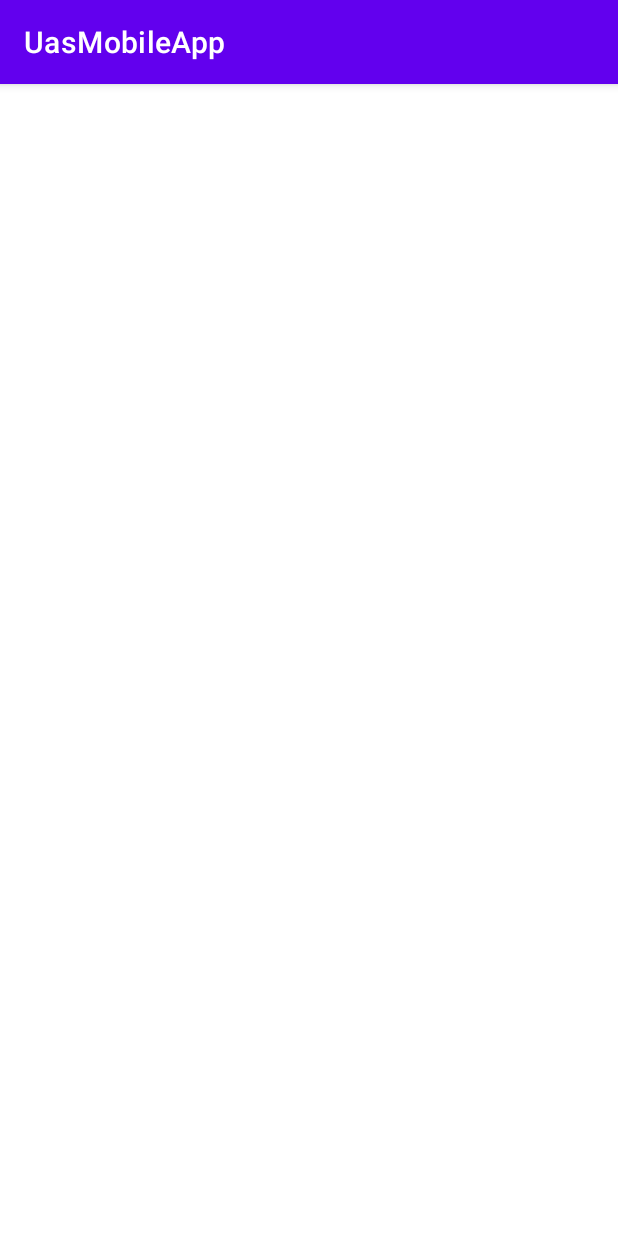
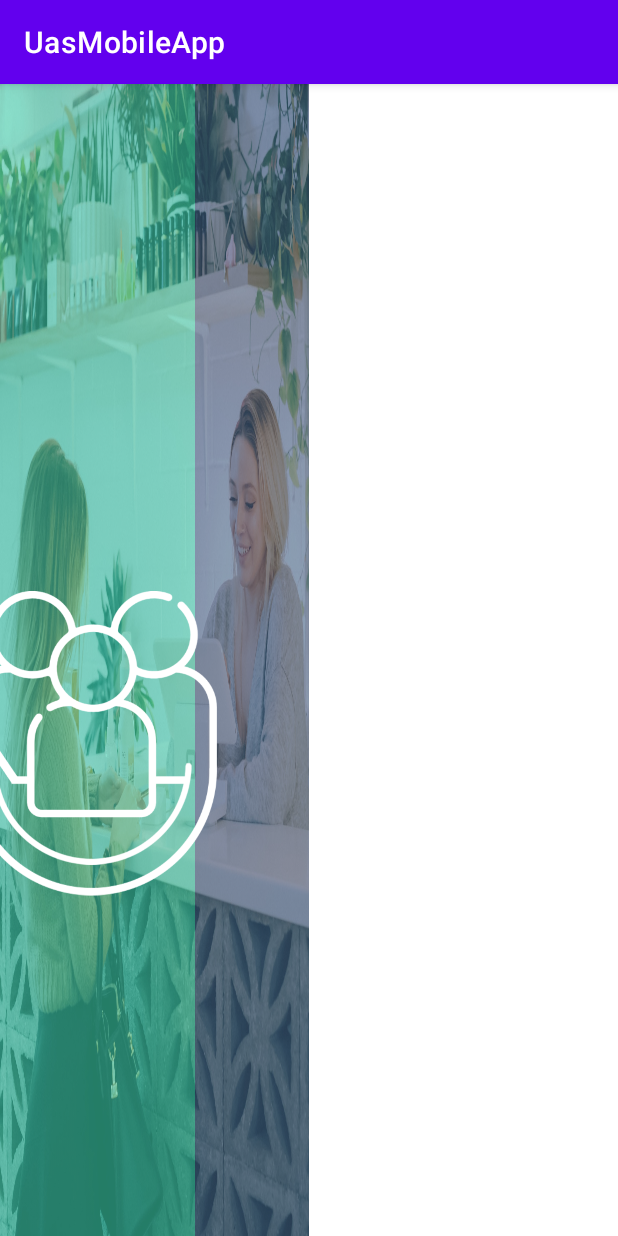
Before and after one commit to Kakaranara/UAS_Android, an Android app: the Register screen opened directly, with no data from a screen before it, on a phone screen of 412 x 824 dp. Run offline under Robolectric (Android 15) with nearby library versions, the phone set to English and light mode, and no system bars.

Commit message:
common change

```diff
--- a/app/src/main/res/layout/activity_login.xml
+++ b/app/src/main/res/layout/activity_login.xml
@@ -16,7 +16,7 @@
         android:layout_weight="1">
 
         <ImageView
-            android:id="@+id/imageView"
+            android:id="@+id/background_login"
             android:layout_width="match_parent"
             android:layout_height="match_parent"
             android:alpha="0.8"
@@ -123,7 +123,8 @@
                 android:layout_width="wrap_content"
                 android:layout_height="wrap_content"
                 android:autofillHints="emailAddress"
-                android:inputType="textEmailAddress" />
+                android:inputType="textEmailAddress"
+                tools:ignore="DuplicateSpeakableTextCheck" />
 
         </LinearLayout>
 
@@ -151,22 +152,24 @@
                 android:layout_width="wrap_content"
                 android:layout_height="wrap_content"
                 android:importantForAutofill="no"
-                android:inputType="textWebPassword" />
+                android:inputType="textWebPassword"
+                tools:ignore="DuplicateSpeakableTextCheck,DuplicateSpeakableTextCheck" />
 
         </LinearLayout>
 
         <Button
             android:id="@+id/btnLogin"
+            style="@style/buttonForLoginRegister"
             android:layout_width="0dp"
             android:layout_height="wrap_content"
-            style="@style/buttonForLoginRegister"
             android:text="@string/log_in"
             app:layout_constraintBottom_toBottomOf="parent"
             app:layout_constraintEnd_toEndOf="@id/LinearLayoutPassword"
             app:layout_constraintHorizontal_bias="0.51"
             app:layout_constraintStart_toStartOf="@id/LinearLayoutPassword"
             app:layout_constraintTop_toBottomOf="@+id/LinearLayoutPassword"
-            app:layout_constraintVertical_bias="0.13999999" />
+            app:layout_constraintVertical_bias="0.13999999"
+            tools:ignore="TextContrastCheck" />
 
     </androidx.constraintlayout.widget.ConstraintLayout>
 
--- a/app/src/main/res/layout/activity_register.xml
+++ b/app/src/main/res/layout/activity_register.xml
@@ -1,9 +1,86 @@
 <?xml version="1.0" encoding="utf-8"?>
-<androidx.constraintlayout.widget.ConstraintLayout xmlns:android="http://schemas.android.com/apk/res/android"
+<LinearLayout xmlns:android="http://schemas.android.com/apk/res/android"
     xmlns:app="http://schemas.android.com/apk/res-auto"
     xmlns:tools="http://schemas.android.com/tools"
+    android:baselineAligned="false"
     android:layout_width="match_parent"
     android:layout_height="match_parent"
-    tools:context=".Register">
+    android:orientation="horizontal"
+    android:weightSum="2"
+    tools:context=".Register"
+    tools:ignore="HardCodedText,ContentDescription">
 
-</androidx.constraintlayout.widget.ConstraintLayout>
+
+    <androidx.constraintlayout.widget.ConstraintLayout
+        android:layout_width="match_parent"
+        android:layout_height="match_parent"
+        android:layout_weight="1">
+
+        <ImageView
+            android:id="@+id/background_login"
+            android:layout_width="match_parent"
+            android:layout_height="match_parent"
+            android:alpha="0.8"
+            android:scaleType="fitXY"
+            android:src="@drawable/bg_login_register_crop" />
+
+        <LinearLayout
+            android:id="@+id/pembatas"
+            android:layout_width="wrap_content"
+            android:layout_height="match_parent"
+            android:alpha="0.5"
+            android:background="@color/dark_blue"
+            android:orientation="horizontal"
+            app:layout_constraintBottom_toBottomOf="parent"
+            app:layout_constraintEnd_toEndOf="parent"
+            app:layout_constraintHorizontal_bias="0.63"
+            app:layout_constraintStart_toStartOf="parent"
+            app:layout_constraintTop_toTopOf="parent">
+
+        </LinearLayout>
+
+        <LinearLayout
+            android:layout_width="0dp"
+            android:layout_height="match_parent"
+            android:alpha="0.5"
+            android:background="@color/dark_blue"
+            app:layout_constraintBottom_toBottomOf="parent"
+            app:layout_constraintEnd_toEndOf="parent"
+            app:layout_constraintStart_toEndOf="@+id/pembatas"
+            app:layout_constraintTop_toTopOf="parent" />
+
+        <LinearLayout
+            android:layout_width="0dp"
+            android:layout_height="match_parent"
+            android:alpha="0.5"
+            android:background="@color/aquamarine"
+            app:layout_constraintBottom_toBottomOf="parent"
+            app:layout_constraintEnd_toStartOf="@+id/pembatas"
+            app:layout_constraintStart_toStartOf="parent"
+            app:layout_constraintTop_toTopOf="parent" />
+
+        <ImageView
+            android:id="@+id/logo_drawer"
+            android:layout_width="wrap_content"
+            android:layout_height="wrap_content"
+            android:adjustViewBounds="true"
+            android:maxHeight="250dp"
+            android:src="@drawable/logo_app_drawer_putih"
+            app:layout_constraintBottom_toBottomOf="parent"
+            app:layout_constraintEnd_toStartOf="@id/pembatas"
+            app:layout_constraintHorizontal_bias="0.57"
+            app:layout_constraintStart_toStartOf="parent"
+            app:layout_constraintTop_toTopOf="parent"
+            app:layout_constraintVertical_bias="0.6" />
+
+
+    </androidx.constraintlayout.widget.ConstraintLayout>
+
+    <androidx.constraintlayout.widget.ConstraintLayout
+        android:layout_width="match_parent"
+        android:layout_height="match_parent"
+        android:layout_weight="1">
+
+    </androidx.constraintlayout.widget.ConstraintLayout>
+
+</LinearLayout>
--- a/app/src/main/res/values/strings.xml
+++ b/app/src/main/res/values/strings.xml
@@ -4,4 +4,6 @@
     <string name="register">Register</string>
     <string name="email">Email</string>
     <string name="password">Password</string>
+    <string name="Business_name">Business Name</string>
+    <string name="repeat_password">Repeat Password</string>
 </resources>
```
